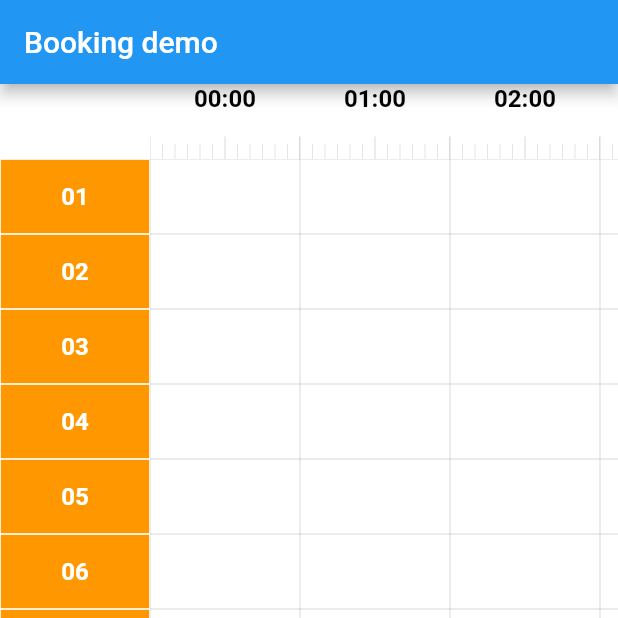
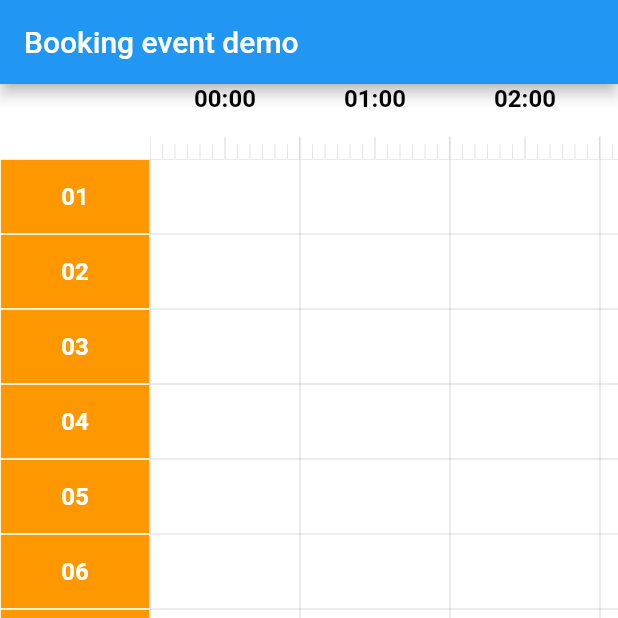
Before and after one commit to tanhoangminh/booking_event, a Flutter app: the screen it shows after launch, on a phone screen of 412 x 824 dp, the top half of it. Run offline on Flutter 3.47's test engine with Material 2 defaults, Android fonts, the phone set to English and light mode, and no system bars.

Commit message:
first commit

```diff
--- a/example/lib/main.dart
+++ b/example/lib/main.dart
@@ -37,7 +37,7 @@ class _MyHomePageState extends State<MyHomePage> {
   Widget build(BuildContext context) {
     return Scaffold(
       appBar: AppBar(
-        title: const Text('Booking demo'),
+        title: const Text('Booking event demo'),
       ),
       body: BookingWidget(
         controller: controller,
```
